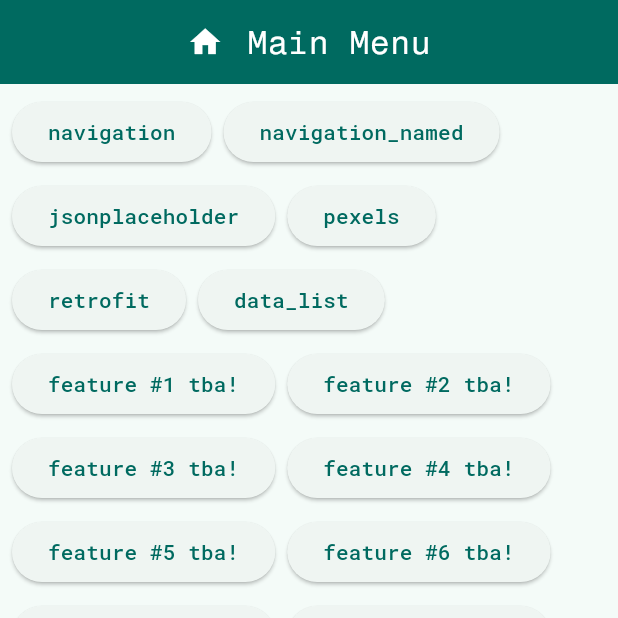
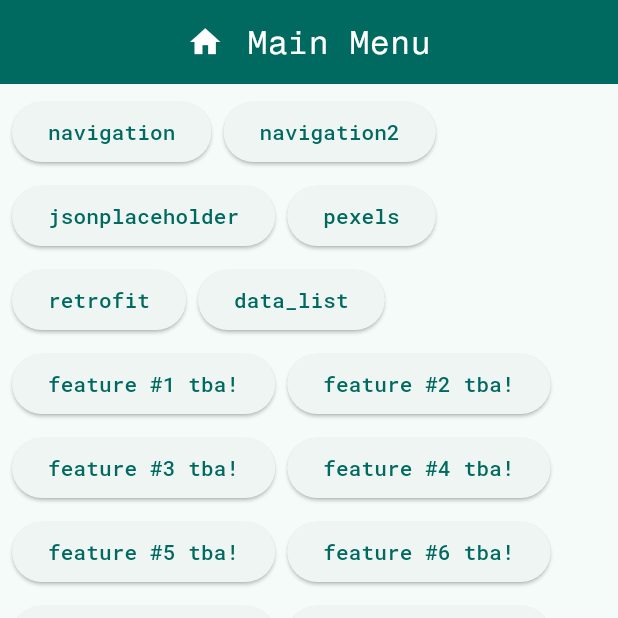
Before and after one commit to fadhifatah/flutter-rnd, a Flutter app: the screen it shows after launch, after a tap on "navigation", after a tap on the "home" icon, on a phone screen of 412 x 824 dp, the top half of it. Run offline on Flutter 3.47's test engine with Material 2 defaults, Android fonts, the phone set to English and light mode, and no system bars; our stand-ins replace infinite_scroll_pagination.

Commit message:
add navigation2, initialized; add routes and styles in navigation package; rename main menu item

```diff
--- a/analysis_options.yaml
+++ b/analysis_options.yaml
@@ -23,13 +23,13 @@ linter:
   # producing the lint.
   rules:
     avoid_print: false  # Uncomment to disable the `avoid_print` rule
-    # prefer_single_quotes: true  # Uncomment to enable the `prefer_single_quotes` rule
     avoid_empty_else: true
-    prefer_const_constructors: false
+    prefer_single_quotes: true  # Uncomment to enable the `prefer_single_quotes` rule
+    prefer_const_constructors: true
     prefer_final_fields: false
     prefer_const_literals_to_create_immutables: false
     prefer_const_constructors_in_immutables: false
-    use_key_in_widget_constructors: false
+    use_key_in_widget_constructors: true
     slash_for_doc_comments: true
 
 # Additional information about this file can be found at
--- a/lib/feature/navigation/navigation_simple.dart
+++ b/lib/feature/navigation/navigation.dart
@@ -1,4 +1,5 @@
 import 'package:flutter/material.dart';
+import 'package:research_and_development/feature/navigation/styles.dart';
 import '../../main.dart';
 
 class NavigationApp extends StatelessWidget {
@@ -6,21 +7,16 @@ class NavigationApp extends StatelessWidget {
 
   @override
   Widget build(BuildContext context) {
-    final colorScheme = ColorScheme.fromSeed(seedColor: Colors.deepOrange);
     return MaterialApp(
       title: 'Flutter Navigation',
       theme: ThemeData(
-        colorScheme: colorScheme,
+        colorScheme: Styles.colorScheme,
         useMaterial3: true,
         appBarTheme: AppBarTheme(
-          backgroundColor: colorScheme.primary,
-          foregroundColor: colorScheme.onPrimary,
+          backgroundColor: Styles.colorScheme.primary,
+          foregroundColor: Styles.colorScheme.onPrimary,
           elevation: 16.0,
-          titleTextStyle: TextStyle(
-            fontFamily: 'Fragment Mono',
-            fontSize: 22.0,
-            fontWeight: FontWeight.w400,
-          ),
+          titleTextStyle: Styles.titleTextStyle,
         ),
         fontFamily: 'Roboto Mono',
       ),
--- /dev/null
+++ b/lib/feature/navigation/routes.dart
@@ -0,0 +1,7 @@
+abstract class Routes {
+  static const String root = '/';
+
+  static const String pageA = 'page-a';
+  static const String pageB = 'page-b';
+  static const String pageC = 'page-c';
+}
--- /dev/null
+++ b/lib/feature/navigation/styles.dart
@@ -0,0 +1,12 @@
+import 'package:flutter/material.dart';
+
+abstract class Styles {
+  static ColorScheme colorScheme =
+      ColorScheme.fromSeed(seedColor: Colors.deepOrange);
+
+  static ColorScheme colorScheme2 =
+      ColorScheme.fromSeed(seedColor: Colors.purple);
+
+  static TextStyle titleTextStyle = const TextStyle(
+      fontSize: 22.0, fontFamily: 'Fragment Mono', fontWeight: FontWeight.w400);
+}
--- a/lib/main.dart
+++ b/lib/main.dart
@@ -1,5 +1,6 @@
 import 'package:flutter/material.dart';
-import 'package:research_and_development/feature/navigation/navigation_simple.dart';
+import 'package:research_and_development/feature/navigation/navigation.dart';
+import 'package:research_and_development/feature/navigation/navigation2.dart';
 import 'package:research_and_development/feature/networking/jsonplaceholder.dart';
 import 'package:research_and_development/feature/networking/pexels.dart';
 
@@ -40,7 +41,7 @@ class MainApp extends StatelessWidget {
     final colorScheme = ColorScheme.fromSeed(seedColor: Colors.teal);
 
     return MaterialApp(
-      title: 'Flutter RnD',
+      title: 'Flutter Research and Development',
       darkTheme: ThemeData.dark(
         useMaterial3: true,
       ),
@@ -126,18 +127,17 @@ class MainMenu extends StatelessWidget {
               ),
               ElevatedButton(
                 onPressed: () {
-                  print('main_menu: navigation_named');
-                  // Navigator.pushNamed(context, '/navigation');
-                  /* Navigator.of(context).pushAndRemoveUntil(
+                  print('main_menu: navigation2');
+                  Navigator.of(context, rootNavigator: true).pushAndRemoveUntil(
                     MaterialPageRoute(
-                      builder: (context) => const NavigationApp(),
+                      builder: (context) => const Navigation2App(),
                     ),
                     (route) => false,
-                  ); */
+                  );
                 },
                 child: const Text(
-                  'navigation_named',
-                  semanticsLabel: 'navigation named',
+                  'navigation2',
+                  semanticsLabel: 'navigation two',
                 ),
               ),
               ElevatedButton(
```
Also changed, not shown: lib/feature/navigation/navigation2.dart (added, +243 -0 lines).
